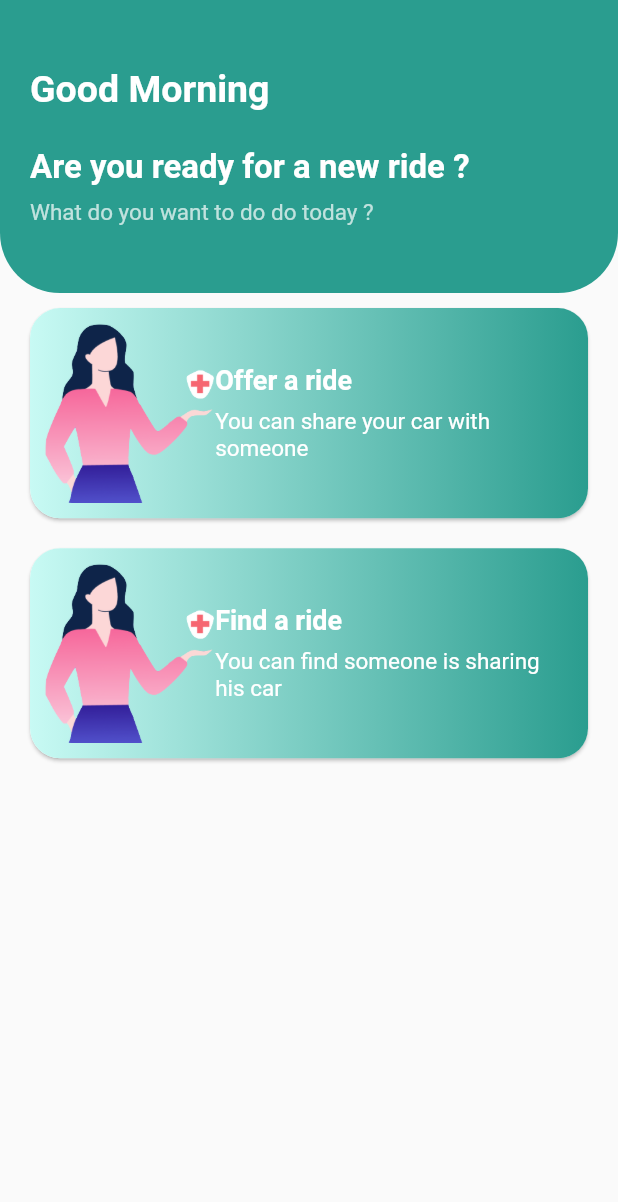
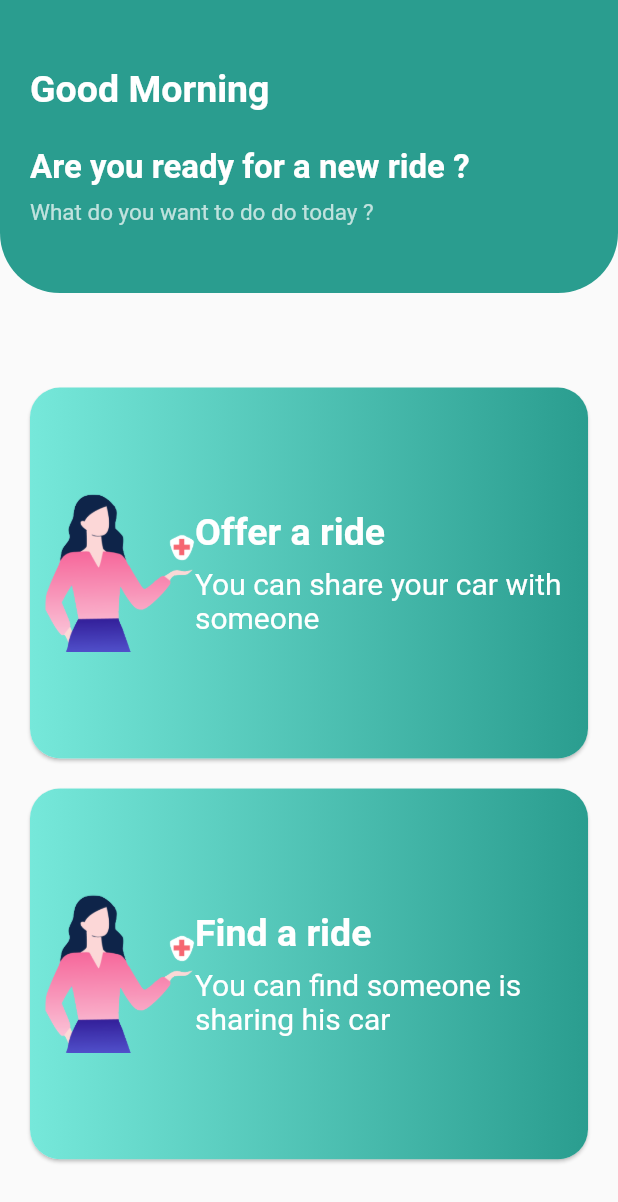
Before and after one commit to mina4gerges/Khedni-Maak, a Flutter app: the screen it shows after launch, on a phone screen of 412 x 824 dp. Shown: the top 1202 px of the screen. Run offline on Flutter 3.47's test engine with Material 2 defaults, Android fonts, the phone set to English and light mode, and no system bars; our stand-ins replace cloud_firestore, firebase_core, firebase_messaging, flushbar, font_awesome_flutter, geolocator and 5 more; missing offline and left inert: flutter_polyline_points, google_maps_webservice, transformer_page_view; accounts and stored records are empty; network calls fail.

Commit message:
new dashboard layout

```diff
--- a/front-end/lib/config/palette.dart
+++ b/front-end/lib/config/palette.dart
@@ -2,5 +2,5 @@ import 'package:flutter/material.dart';
 
 class Palette {
   static const Color primaryColor = Color(0xFF2a9d8f);
-  static const Color gradientPrimaryColor = Color(0xFFc8faf4);
+  static const Color gradientPrimaryColor = Color(0xFF76e8da);
 }
--- a/front-end/lib/functions/functions.dart
+++ b/front-end/lib/functions/functions.dart
@@ -33,10 +33,10 @@ class Functions {
       print('failed: patient info');
     }
     return User(
-      name: 'false',
-      lastName: 'false',
-      email: 'false',
-      userName: 'false',
+      name: '',
+      lastName: '',
+      email: '',
+      userName: '',
     );
   }
 }
--- a/front-end/lib/screens/dashbaord_screen.dart
+++ b/front-end/lib/screens/dashbaord_screen.dart
@@ -3,10 +3,6 @@ import 'package:khedni_maak/widgets/dashboard_header.dart';
 import 'package:khedni_maak/widgets/pic_card.dart';
 
 class DashboardScreen extends StatelessWidget {
-  @override
-  Widget build(BuildContext context) {
-    final screenHeight = MediaQuery.of(context).size.height;
-
   void goToDriverScreen() {
     print('hello from goToDriverScreen');
   }
@@ -15,12 +11,18 @@ class DashboardScreen extends StatelessWidget {
     print('hello from goToPassengerScreen');
   }
 
+  @override
+  Widget build(BuildContext context) {
+    final screenHeight = MediaQuery.of(context).size.height;
+
     return Scaffold(
       // appBar: CustomAppBar(),
       body: Column(
-        mainAxisAlignment: MainAxisAlignment.start,
+        mainAxisAlignment: MainAxisAlignment.spaceBetween,
         children: <Widget>[
           DashboardHeader(screenHeight: screenHeight),
+          Column(
+            children: <Widget>[
               BuildPicCard(
                 title: 'Offer a ride',
                 body: 'You can share your car with someone',
@@ -35,6 +37,9 @@ class DashboardScreen extends StatelessWidget {
                 screenHeight: screenHeight,
                 onCardTap: goToPassengerScreen,
               ),
+              SizedBox(height: screenHeight * 0.05),
+            ],
+          ),
         ],
       ),
     );
--- a/front-end/lib/widgets/pic_card.dart
+++ b/front-end/lib/widgets/pic_card.dart
@@ -38,11 +38,11 @@ class BuildPicCard extends StatelessWidget {
             ),
             borderRadius: BorderRadius.circular(20.0),
           ),
-          height: screenHeight * 0.17,
+          height: screenHeight * 0.3,
           child: Row(
             mainAxisAlignment: MainAxisAlignment.spaceEvenly,
             children: <Widget>[
-              Image.asset('assets/images/$pic'),
+              Image.asset('assets/images/$pic',width: 100,),
               Expanded(
                 child: Column(
                   mainAxisAlignment: MainAxisAlignment.center,
@@ -52,7 +52,7 @@ class BuildPicCard extends StatelessWidget {
                       title,
                       style: const TextStyle(
                         color: Colors.white,
-                        fontSize: 18.0,
+                        fontSize: 25.0,
                         fontWeight: FontWeight.bold,
                       ),
                     ),
@@ -61,7 +61,7 @@ class BuildPicCard extends StatelessWidget {
                       body,
                       style: const TextStyle(
                         color: Colors.white,
-                        fontSize: 15.0,
+                        fontSize: 20.0,
                       ),
                     ),
                   ],
--- a/front-end/lib/widgets/user_profile.dart
+++ b/front-end/lib/widgets/user_profile.dart
@@ -33,7 +33,7 @@ class _UserProfileState extends State<UserProfile> {
       builder: (context, snapshot) {
         String name = snapshot.hasData ? snapshot.data.name : '';
         String capitalizedName =
-            name != '' ? ', ${name[0].toUpperCase() + name.substring(1)}' : '';
+            name.isNotEmpty ? ', ${name[0].toUpperCase() + name.substring(1)}' : '';
 
         return Text(
           '${Functions.getGreetings()}$capitalizedName',
```
Lines whose indentation alone changed are shown as unchanged.
